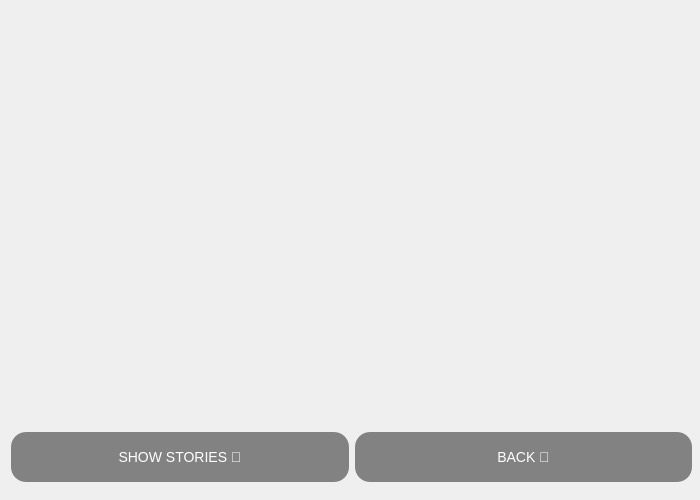
Before: the Qt Designer form Chat-Application/showcontactnamestory.ui in verina101/Chat-Application, drawn with Qt 5.
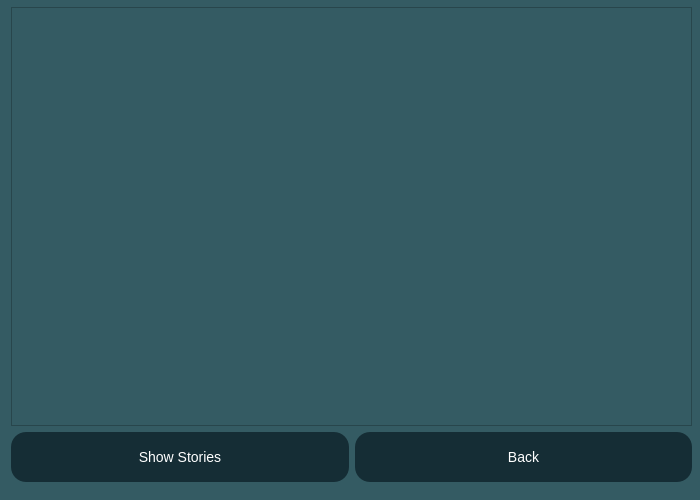
After: the same form once the commit is applied.

```diff
--- a/Chat-Application/showcontactnamestory.ui
+++ b/Chat-Application/showcontactnamestory.ui
@@ -13,6 +13,9 @@
   <property name="windowTitle">
    <string>Form</string>
   </property>
+  <property name="styleSheet">
+   <string notr="true">background:rgb(52, 91, 99);</string>
+  </property>
   <widget class="QWidget" name="layoutWidget">
    <property name="geometry">
     <rect>
@@ -26,7 +29,7 @@
     <item>
      <widget class="QListWidget" name="listWidget">
       <property name="styleSheet">
-       <string notr="true">background:transparent;</string>
+       <string notr="true">background:rgb(52, 91, 99);</string>
       </property>
       <property name="verticalScrollMode">
        <enum>QAbstractItemView::ScrollPerPixel</enum>
@@ -53,14 +56,14 @@
          </size>
         </property>
         <property name="styleSheet">
-         <string notr="true">background:rgb(130, 130, 130);
+         <string notr="true">background:rgb(21, 45, 53);
 font:14px;
 color:white;
 border-radius:15px;
 </string>
         </property>
         <property name="text">
-         <string>SHOW STORIES 🤩</string>
+         <string>Show Stories</string>
         </property>
        </widget>
       </item>
@@ -73,14 +76,14 @@
          </size>
         </property>
         <property name="styleSheet">
-         <string notr="true">background:rgb(130, 130, 130);
+         <string notr="true">background:rgb(21, 45, 53);
 font:14px;
 color:white;
 border-radius:15px;
 </string>
         </property>
         <property name="text">
-         <string>BACK 🥺</string>
+         <string>Back</string>
         </property>
        </widget>
       </item>
```
